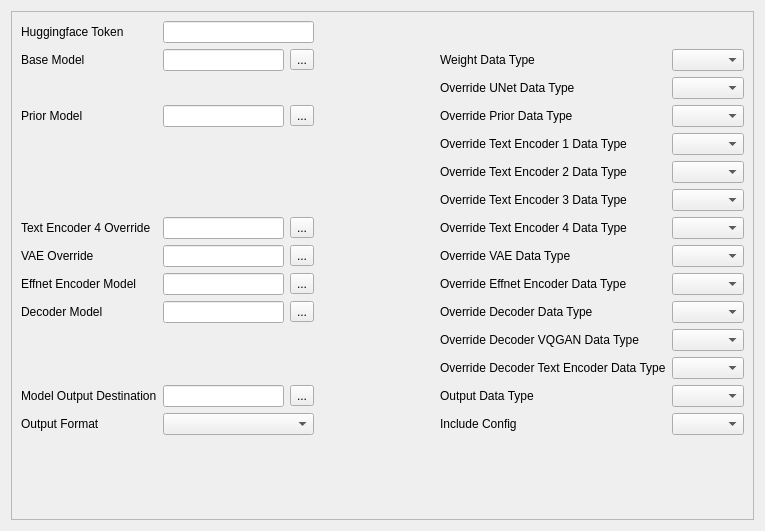
First picture: the form in modules/ui/views/tabs/model.ui, repository HashakGik/OneTrainer-QT6, before the edit.
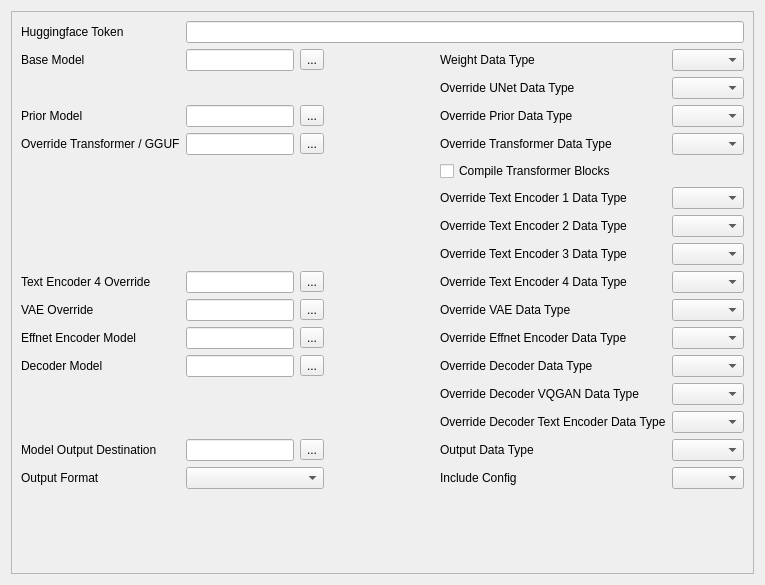
Second picture: the form after the edit.

Diff of the .ui file:
```diff
--- a/modules/ui/views/tabs/model.ui
+++ b/modules/ui/views/tabs/model.ui
@@ -7,7 +7,7 @@
     <x>0</x>
     <y>0</y>
     <width>765</width>
-    <height>531</height>
+    <height>585</height>
    </rect>
   </property>
   <property name="windowTitle">
@@ -25,88 +25,29 @@
         <x>0</x>
         <y>0</y>
         <width>745</width>
-        <height>511</height>
+        <height>565</height>
        </rect>
       </property>
       <layout class="QGridLayout" name="gridLayout_2">
-       <item row="9" column="0">
-        <widget class="QLabel" name="effnetLbl">
-         <property name="text">
-          <string>Effnet Encoder Model</string>
-         </property>
-         <property name="buddy">
-          <cstring>effnetLed</cstring>
-         </property>
-        </widget>
-       </item>
-       <item row="7" column="4">
-        <widget class="QLabel" name="te4DTypeLbl">
-         <property name="text">
-          <string>Override Text Encoder 4 Data Type</string>
-         </property>
-         <property name="buddy">
-          <cstring>te4DTypeCmb</cstring>
-         </property>
-        </widget>
-       </item>
-       <item row="5" column="5">
-        <widget class="QComboBox" name="te2DTypeCmb">
+       <item row="0" column="1" colspan="5">
+        <widget class="QLineEdit" name="huggingfaceLed">
          <property name="toolTip">
-          <string>Overrides the text encoder 2 weight data type</string>
+          <string>Enter your Hugging Face access token if you have used a protected Hugging Face repository below.
+This value is stored separately, not saved to your configuration file. Go to https://huggingface.co/settings/tokens to create an access token</string>
          </property>
         </widget>
        </item>
-       <item row="15" column="1">
-        <spacer name="verticalSpacer">
-         <property name="orientation">
-          <enum>Qt::Orientation::Vertical</enum>
-         </property>
-         <property name="sizeHint" stdset="0">
-          <size>
-           <width>20</width>
-           <height>10</height>
-          </size>
-         </property>
-        </spacer>
-       </item>
-       <item row="8" column="4">
-        <widget class="QLabel" name="vaeDTypeLbl">
+       <item row="16" column="4">
+        <widget class="QLabel" name="label_3">
          <property name="text">
-          <string>Override VAE Data Type</string>
+          <string>Include Config</string>
          </property>
          <property name="buddy">
-          <cstring>vaeDTypeCmb</cstring>
+          <cstring>configCmb</cstring>
          </property>
         </widget>
        </item>
-       <item row="9" column="4">
-        <widget class="QLabel" name="effnetDTypeLbl">
-         <property name="text">
-          <string>Override Effnet Encoder Data Type</string>
-         </property>
-         <property name="buddy">
-          <cstring>effnetDTypeCmb</cstring>
-         </property>
-        </widget>
-       </item>
-       <item row="4" column="5">
-        <widget class="QComboBox" name="te1DTypeCmb">
-         <property name="toolTip">
-          <string>Overrides the text encoder weight data type</string>
-         </property>
-        </widget>
-       </item>
-       <item row="2" column="4">
-        <widget class="QLabel" name="unetDTypeLbl">
-         <property name="text">
-          <string>Override UNet Data Type</string>
-         </property>
-         <property name="buddy">
-          <cstring>unetDTypeCmb</cstring>
-         </property>
-        </widget>
-       </item>
-       <item row="14" column="0">
+       <item row="16" column="0">
         <widget class="QLabel" name="label_6">
          <property name="text">
           <string>Output Format</string>
@@ -116,13 +57,71 @@
          </property>
         </widget>
        </item>
-       <item row="7" column="2">
-        <widget class="QToolButton" name="te4Btn">
+       <item row="10" column="2">
+        <widget class="QToolButton" name="vaeBtn">
          <property name="text">
           <string>...</string>
          </property>
         </widget>
        </item>
+       <item row="13" column="5">
+        <widget class="QComboBox" name="vqganDTypeCmb">
+         <property name="toolTip">
+          <string>Overrides the decoder vqgan weight data type</string>
+         </property>
+        </widget>
+       </item>
+       <item row="1" column="0">
+        <widget class="QLabel" name="label_2">
+         <property name="text">
+          <string>Base Model</string>
+         </property>
+         <property name="buddy">
+          <cstring>baseModelLed</cstring>
+         </property>
+        </widget>
+       </item>
+       <item row="7" column="4">
+        <widget class="QLabel" name="te2DTypeLbl">
+         <property name="text">
+          <string>Override Text Encoder 2 Data Type</string>
+         </property>
+         <property name="buddy">
+          <cstring>te2DTypeCmb</cstring>
+         </property>
+        </widget>
+       </item>
+       <item row="11" column="5">
+        <widget class="QComboBox" name="effnetDTypeCmb">
+         <property name="toolTip">
+          <string>Overrides the effnet encoder weight data type</string>
+         </property>
+        </widget>
+       </item>
+       <item row="10" column="1">
+        <widget class="QLineEdit" name="vaeLed">
+         <property name="toolTip">
+          <string>Directory or Hugging Face repository of a VAE model in diffusers format. Can be used to override the VAE included in the base model. Using a safetensor VAE file will cause an error that the model cannot be loaded</string>
+         </property>
+        </widget>
+       </item>
+       <item row="9" column="1">
+        <widget class="QLineEdit" name="te4Led">
+         <property name="toolTip">
+          <string>Filename, directory or Hugging Face repository of the text encoder 4 model</string>
+         </property>
+        </widget>
+       </item>
+       <item row="6" column="4">
+        <widget class="QLabel" name="te1DTypeLbl">
+         <property name="text">
+          <string>Override Text Encoder 1 Data Type</string>
+         </property>
+         <property name="buddy">
+          <cstring>te1DTypeCmb</cstring>
+         </property>
+        </widget>
+       </item>
        <item row="0" column="0">
         <widget class="QLabel" name="label">
          <property name="text">
@@ -133,7 +132,38 @@
          </property>
         </widget>
        </item>
-       <item row="8" column="0">
+       <item row="11" column="1">
+        <widget class="QLineEdit" name="effnetLed">
+         <property name="toolTip">
+          <string>Filename, directory or Hugging Face repository of the effnet encoder model</string>
+         </property>
+        </widget>
+       </item>
+       <item row="10" column="4">
+        <widget class="QLabel" name="vaeDTypeLbl">
+         <property name="text">
+          <string>Override VAE Data Type</string>
+         </property>
+         <property name="buddy">
+          <cstring>vaeDTypeCmb</cstring>
+         </property>
+        </widget>
+       </item>
+       <item row="2" column="5">
+        <widget class="QComboBox" name="unetDTypeCmb">
+         <property name="toolTip">
+          <string>Overrides the unet weight data type</string>
+         </property>
+        </widget>
+       </item>
+       <item row="4" column="2">
+        <widget class="QToolButton" name="transformerBtn">
+         <property name="text">
+          <string>...</string>
+         </property>
+        </widget>
+       </item>
+       <item row="10" column="0">
         <widget class="QLabel" name="vaeLbl">
          <property name="text">
           <string>VAE Override</string>
@@ -143,17 +173,17 @@
          </property>
         </widget>
        </item>
-       <item row="10" column="0">
-        <widget class="QLabel" name="decLbl">
+       <item row="3" column="0">
+        <widget class="QLabel" name="priorLbl">
          <property name="text">
-          <string>Decoder Model</string>
+          <string>Prior Model</string>
          </property>
          <property name="buddy">
-          <cstring>decLed</cstring>
+          <cstring>priorLed</cstring>
          </property>
         </widget>
        </item>
-       <item row="12" column="4">
+       <item row="14" column="4">
         <widget class="QLabel" name="decTeDTypeLbl">
          <property name="text">
           <string>Override Decoder Text Encoder Data Type</string>
@@ -163,48 +193,109 @@
          </property>
         </widget>
        </item>
-       <item row="7" column="5">
-        <widget class="QComboBox" name="te4DTypeCmb">
-         <property name="toolTip">
-          <string>Overrides the text encoder 4 weight data type</string>
-         </property>
-        </widget>
-       </item>
-       <item row="13" column="2">
+       <item row="15" column="2">
         <widget class="QToolButton" name="modelOutputBtn">
          <property name="text">
           <string>...</string>
          </property>
         </widget>
        </item>
-       <item row="10" column="1">
-        <widget class="QLineEdit" name="decLed">
+       <item row="8" column="5">
+        <widget class="QComboBox" name="te3DTypeCmb">
          <property name="toolTip">
-          <string>Filename, directory or Hugging Face repository of the decoder model</string>
+          <string>Overrides the text encoder 3 weight data type</string>
+         </property>
+        </widget>
+       </item>
+       <item row="3" column="1">
+        <widget class="QLineEdit" name="priorLed">
+         <property name="toolTip">
+          <string>Filename, directory or Hugging Face repository of the prior model</string>
+         </property>
+        </widget>
+       </item>
+       <item row="17" column="1">
+        <spacer name="verticalSpacer">
+         <property name="orientation">
+          <enum>Qt::Orientation::Vertical</enum>
+         </property>
+         <property name="sizeHint" stdset="0">
+          <size>
+           <width>20</width>
+           <height>10</height>
+          </size>
+         </property>
+        </spacer>
+       </item>
+       <item row="4" column="5">
+        <widget class="QComboBox" name="transformerDTypeCmb">
+         <property name="toolTip">
+          <string>Overrides the transformer weight data type</string>
+         </property>
+        </widget>
+       </item>
+       <item row="8" column="4">
+        <widget class="QLabel" name="te3DTypeLbl">
+         <property name="text">
+          <string>Override Text Encoder 3 Data Type</string>
+         </property>
+         <property name="buddy">
+          <cstring>te3DTypeCmb</cstring>
          </property>
         </widget>
        </item>
        <item row="4" column="4">
-        <widget class="QLabel" name="te1DTypeLbl">
+        <widget class="QLabel" name="transformerDTypeLbl">
          <property name="text">
-          <string>Override Text Encoder 1 Data Type</string>
+          <string>Override Transformer Data Type</string>
          </property>
          <property name="buddy">
-          <cstring>te1DTypeCmb</cstring>
+          <cstring>transformerDTypeCmb</cstring>
          </property>
         </widget>
        </item>
-       <item row="14" column="4">
-        <widget class="QLabel" name="label_3">
+       <item row="9" column="5">
+        <widget class="QComboBox" name="te4DTypeCmb">
+         <property name="toolTip">
+          <string>Overrides the text encoder 4 weight data type</string>
+         </property>
+        </widget>
+       </item>
+       <item row="2" column="4">
+        <widget class="QLabel" name="unetDTypeLbl">
          <property name="text">
-          <string>Include Config</string>
+          <string>Override UNet Data Type</string>
          </property>
          <property name="buddy">
-          <cstring>configCmb</cstring>
+          <cstring>unetDTypeCmb</cstring>
+         </property>
+        </widget>
+       </item>
+       <item row="9" column="2">
+        <widget class="QToolButton" name="te4Btn">
+         <property name="text">
+          <string>...</string>
          </property>
         </widget>
        </item>
        <item row="11" column="4">
+        <widget class="QLabel" name="effnetDTypeLbl">
+         <property name="text">
+          <string>Override Effnet Encoder Data Type</string>
+         </property>
+         <property name="buddy">
+          <cstring>effnetDTypeCmb</cstring>
+         </property>
+        </widget>
+       </item>
+       <item row="16" column="5">
+        <widget class="QComboBox" name="configCmb">
+         <property name="toolTip">
+          <string>Include the training configuration in the final model. Only supported for safetensors files. None: No config is included. Settings: All training settings are included. All: All settings, including the samples and concepts are included</string>
+         </property>
+        </widget>
+       </item>
+       <item row="13" column="4">
         <widget class="QLabel" name="vqganDTypeLbl">
          <property name="text">
           <string>Override Decoder VQGAN Data Type</string>
@@ -214,159 +305,41 @@
          </property>
         </widget>
        </item>
-       <item row="13" column="1">
+       <item row="15" column="1">
         <widget class="QLineEdit" name="modelOutputLed">
          <property name="toolTip">
           <string>Filename or directory where the output model is saved</string>
          </property>
         </widget>
        </item>
-       <item row="14" column="5">
-        <widget class="QComboBox" name="configCmb">
-         <property name="toolTip">
-          <string>Include the training configuration in the final model. Only supported for safetensors files. None: No config is included. Settings: All training settings are included. All: All settings, including the samples and concepts are included</string>
-         </property>
-        </widget>
-       </item>
-       <item row="10" column="5">
-        <widget class="QComboBox" name="decDTypeCmb">
-         <property name="toolTip">
-          <string>Overrides the decoder weight data type</string>
-         </property>
-        </widget>
-       </item>
-       <item row="14" column="1" colspan="2">
+       <item row="16" column="1" colspan="2">
         <widget class="QComboBox" name="outputFormatCmb">
          <property name="toolTip">
           <string>Format to use when saving the output model</string>
          </property>
         </widget>
        </item>
-       <item row="5" column="4">
-        <widget class="QLabel" name="te2DTypeLbl">
+       <item row="4" column="0">
+        <widget class="QLabel" name="transformerLbl">
          <property name="text">
-          <string>Override Text Encoder 2 Data Type</string>
+          <string>Override Transformer / GGUF</string>
          </property>
          <property name="buddy">
-          <cstring>te2DTypeCmb</cstring>
+          <cstring>transformerLed</cstring>
          </property>
         </widget>
        </item>
-       <item row="0" column="1" colspan="2">
-        <widget class="QLineEdit" name="huggingfaceLed">
+       <item row="4" column="1">
+        <widget class="QLineEdit" name="transformerLed">
          <property name="toolTip">
-          <string>Enter your Hugging Face access token if you have used a protected Hugging Face repository below.
-This value is stored separately, not saved to your configuration file. Go to https://huggingface.co/settings/tokens to create an access token</string>
+          <string>Can be used to override the transformer in the base model. Safetensors and GGUF files are supported, local and on Huggingface. If a GGUF file is used, the DataType must also be set to GGUF</string>
          </property>
         </widget>
        </item>
-       <item row="3" column="5">
-        <widget class="QComboBox" name="priorDTypeCmb">
+       <item row="7" column="5">
+        <widget class="QComboBox" name="te2DTypeCmb">
          <property name="toolTip">
-          <string>Overrides the prior weight data type</string>
-         </property>
-        </widget>
-       </item>
-       <item row="8" column="5">
-        <widget class="QComboBox" name="vaeDTypeCmb">
-         <property name="toolTip">
-          <string>Overrides the vae weight data type</string>
-         </property>
-        </widget>
-       </item>
-       <item row="3" column="0">
-        <widget class="QLabel" name="priorLbl">
-         <property name="text">
-          <string>Prior Model</string>
-         </property>
-         <property name="buddy">
-          <cstring>priorLed</cstring>
-         </property>
-        </widget>
-       </item>
-       <item row="13" column="5">
-        <widget class="QComboBox" name="outputDTypeCmb">
-         <property name="toolTip">
-          <string>Precision to use when saving the output model</string>
-         </property>
-        </widget>
-       </item>
-       <item row="6" column="4">
-        <widget class="QLabel" name="te3DTypeLbl">
-         <property name="text">
-          <string>Override Text Encoder 3 Data Type</string>
-         </property>
-         <property name="buddy">
-          <cstring>te3DTypeCmb</cstring>
-         </property>
-        </widget>
-       </item>
-       <item row="10" column="4">
-        <widget class="QLabel" name="decDTypeLbl">
-         <property name="text">
-          <string>Override Decoder Data Type</string>
-         </property>
-         <property name="buddy">
-          <cstring>decDTypeCmb</cstring>
-         </property>
-        </widget>
-       </item>
-       <item row="7" column="0">
-        <widget class="QLabel" name="te4Lbl">
-         <property name="text">
-          <string>Text Encoder 4 Override</string>
-         </property>
-         <property name="buddy">
-          <cstring>te4Led</cstring>
-         </property>
-        </widget>
-       </item>
-       <item row="3" column="1">
-        <widget class="QLineEdit" name="priorLed">
-         <property name="toolTip">
-          <string>Filename, directory or Hugging Face repository of the prior model. For Flux, it must be a safetensors file that only contains the transformer</string>
-         </property>
-        </widget>
-       </item>
-       <item row="1" column="2">
-        <widget class="QToolButton" name="baseModelBtn">
-         <property name="text">
-          <string>...</string>
-         </property>
-        </widget>
-       </item>
-       <item row="2" column="5">
-        <widget class="QComboBox" name="unetDTypeCmb">
-         <property name="toolTip">
-          <string>Overrides the unet weight data type</string>
-         </property>
-        </widget>
-       </item>
-       <item row="11" column="5">
-        <widget class="QComboBox" name="vqganDTypeCmb">
-         <property name="toolTip">
-          <string>Overrides the decoder vqgan weight data type</string>
-         </property>
-        </widget>
-       </item>
-       <item row="7" column="1">
-        <widget class="QLineEdit" name="te4Led">
-         <property name="toolTip">
-          <string>Filename, directory or Hugging Face repository of the text encoder 4 model</string>
-         </property>
-        </widget>
-       </item>
-       <item row="9" column="2">
-        <widget class="QToolButton" name="effnetBtn">
-         <property name="text">
-          <string>...</string>
-         </property>
-        </widget>
-       </item>
-       <item row="8" column="2">
-        <widget class="QToolButton" name="vaeBtn">
-         <property name="text">
-          <string>...</string>
+          <string>Overrides the text encoder 2 weight data type</string>
          </property>
         </widget>
        </item>
@@ -380,6 +353,13 @@
          </property>
         </widget>
        </item>
+       <item row="14" column="5">
+        <widget class="QComboBox" name="decTeDTypeCmb">
+         <property name="toolTip">
+          <string>Overrides the decoder text encoder weight data type</string>
+         </property>
+        </widget>
+       </item>
        <item row="3" column="4">
         <widget class="QLabel" name="priorDTypeLbl">
          <property name="text">
@@ -390,7 +370,52 @@
          </property>
         </widget>
        </item>
-       <item row="13" column="4">
+       <item row="5" column="4" colspan="2">
+        <widget class="QCheckBox" name="compileTransformerCbx">
+         <property name="toolTip">
+          <string>Uses torch.compile and Triton to significantly speed up training. Only applies to transformer/unet. Disable in case of compatibility issues</string>
+         </property>
+         <property name="text">
+          <string>Compile Transformer Blocks</string>
+         </property>
+        </widget>
+       </item>
+       <item row="1" column="2">
+        <widget class="QToolButton" name="baseModelBtn">
+         <property name="text">
+          <string>...</string>
+         </property>
+        </widget>
+       </item>
+       <item row="3" column="5">
+        <widget class="QComboBox" name="priorDTypeCmb">
+         <property name="toolTip">
+          <string>Overrides the prior weight data type</string>
+         </property>
+        </widget>
+       </item>
+       <item row="10" column="5">
+        <widget class="QComboBox" name="vaeDTypeCmb">
+         <property name="toolTip">
+          <string>Overrides the vae weight data type</string>
+         </property>
+        </widget>
+       </item>
+       <item row="15" column="5">
+        <widget class="QComboBox" name="outputDTypeCmb">
+         <property name="toolTip">
+          <string>Precision to use when saving the output model</string>
+         </property>
+        </widget>
+       </item>
+       <item row="6" column="5">
+        <widget class="QComboBox" name="te1DTypeCmb">
+         <property name="toolTip">
+          <string>Overrides the text encoder weight data type</string>
+         </property>
+        </widget>
+       </item>
+       <item row="15" column="4">
         <widget class="QLabel" name="label_10">
          <property name="text">
           <string>Output Data Type</string>
@@ -407,37 +432,33 @@
          </property>
         </widget>
        </item>
-       <item row="13" column="0">
-        <widget class="QLabel" name="label_5">
+       <item row="3" column="2">
+        <widget class="QToolButton" name="priorBtn">
          <property name="text">
-          <string>Model Output Destination</string>
+          <string>...</string>
          </property>
-         <property name="buddy">
-          <cstring>modelOutputLed</cstring>
-         </property>
         </widget>
        </item>
-       <item row="9" column="1">
-        <widget class="QLineEdit" name="effnetLed">
-         <property name="toolTip">
-          <string>Filename, directory or Hugging Face repository of the effnet encoder model</string>
+       <item row="9" column="3">
+        <spacer name="horizontalSpacer">
+         <property name="orientation">
+          <enum>Qt::Orientation::Horizontal</enum>
          </property>
-        </widget>
+         <property name="sizeHint" stdset="0">
+          <size>
+           <width>40</width>
+           <height>20</height>
+          </size>
+         </property>
+        </spacer>
        </item>
-       <item row="1" column="0">
-        <widget class="QLabel" name="label_2">
+       <item row="9" column="4">
+        <widget class="QLabel" name="te4DTypeLbl">
          <property name="text">
-          <string>Base Model</string>
+          <string>Override Text Encoder 4 Data Type</string>
          </property>
          <property name="buddy">
-          <cstring>baseModelLed</cstring>
-         </property>
-        </widget>
-       </item>
-       <item row="6" column="5">
-        <widget class="QComboBox" name="te3DTypeCmb">
-         <property name="toolTip">
-          <string>Overrides the text encoder 3 weight data type</string>
+          <cstring>te4DTypeCmb</cstring>
          </property>
         </widget>
        </item>
@@ -448,51 +469,81 @@
          </property>
         </widget>
        </item>
-       <item row="9" column="5">
-        <widget class="QComboBox" name="effnetDTypeCmb">
-         <property name="toolTip">
-          <string>Overrides the effnet encoder weight data type</string>
+       <item row="9" column="0">
+        <widget class="QLabel" name="te4Lbl">
+         <property name="text">
+          <string>Text Encoder 4 Override</string>
+         </property>
+         <property name="buddy">
+          <cstring>te4Led</cstring>
+         </property>
+        </widget>
+       </item>
+       <item row="11" column="2">
+        <widget class="QToolButton" name="effnetBtn">
+         <property name="text">
+          <string>...</string>
+         </property>
+        </widget>
+       </item>
+       <item row="15" column="0">
+        <widget class="QLabel" name="label_5">
+         <property name="text">
+          <string>Model Output Destination</string>
+         </property>
+         <property name="buddy">
+          <cstring>modelOutputLed</cstring>
+         </property>
+        </widget>
+       </item>
+       <item row="11" column="0">
+        <widget class="QLabel" name="effnetLbl">
+         <property name="text">
+          <string>Effnet Encoder Model</string>
+         </property>
+         <property name="buddy">
+          <cstring>effnetLed</cstring>
          </property>
         </widget>
        </item>
        <item row="12" column="5">
-        <widget class="QComboBox" name="decTeDTypeCmb">
+        <widget class="QComboBox" name="decDTypeCmb">
          <property name="toolTip">
-          <string>Overrides the decoder text encoder weight data type</string>
+          <string>Overrides the decoder weight data type</string>
          </property>
         </widget>
        </item>
-       <item row="8" column="1">
-        <widget class="QLineEdit" name="vaeLed">
-         <property name="toolTip">
-          <string>Directory or Hugging Face repository of a VAE model in diffusers format. Can be used to override the VAE included in the base model. Using a safetensor VAE file will cause an error that the model cannot be loaded</string>
+       <item row="12" column="4">
+        <widget class="QLabel" name="decDTypeLbl">
+         <property name="text">
+          <string>Override Decoder Data Type</string>
          </property>
+         <property name="buddy">
+          <cstring>decDTypeCmb</cstring>
+         </property>
         </widget>
        </item>
-       <item row="10" column="2">
+       <item row="12" column="2">
         <widget class="QToolButton" name="decBtn">
          <property name="text">
           <string>...</string>
          </property>
         </widget>
        </item>
-       <item row="7" column="3">
-        <spacer name="horizontalSpacer">
-         <property name="orientation">
-          <enum>Qt::Orientation::Horizontal</enum>
+       <item row="12" column="1">
+        <widget class="QLineEdit" name="decLed">
+         <property name="toolTip">
+          <string>Filename, directory or Hugging Face repository of the decoder model</string>
          </property>
-         <property name="sizeHint" stdset="0">
-          <size>
-           <width>40</width>
-           <height>20</height>
-          </size>
-         </property>
-        </spacer>
+        </widget>
        </item>
-       <item row="3" column="2">
-        <widget class="QToolButton" name="priorBtn">
+       <item row="12" column="0">
+        <widget class="QLabel" name="decLbl">
          <property name="text">
-          <string>...</string>
+          <string>Decoder Model</string>
+         </property>
+         <property name="buddy">
+          <cstring>decLed</cstring>
          </property>
         </widget>
        </item>
```
Left out of the diff: 4 changed lines with no effect on the pictures.
